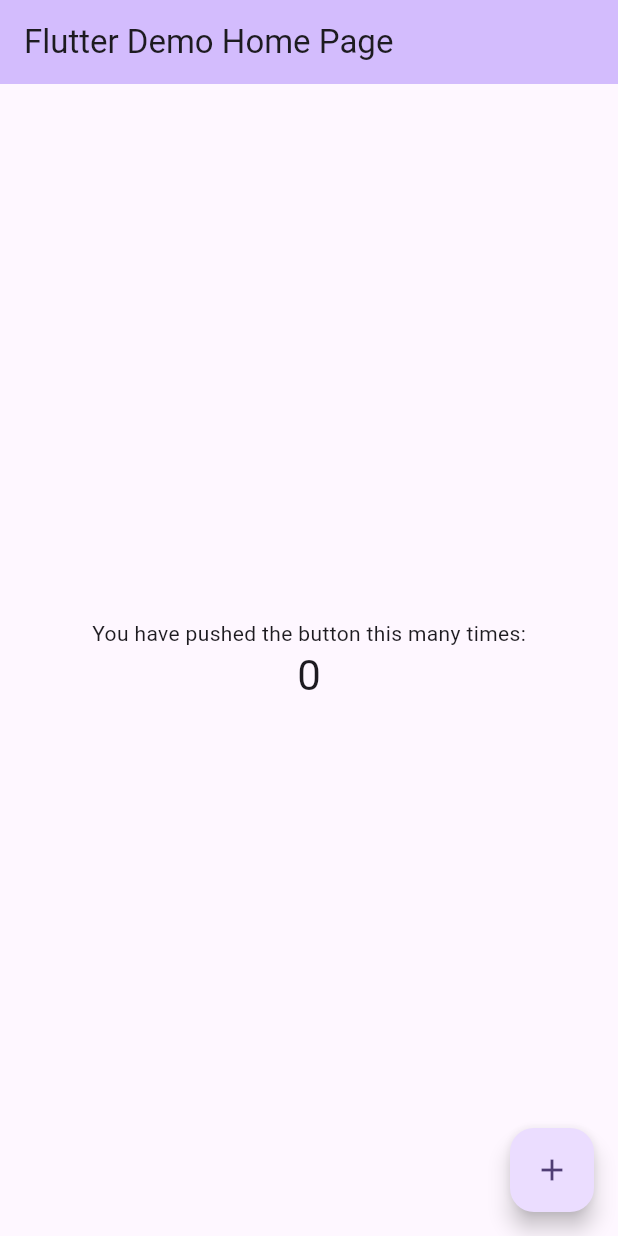
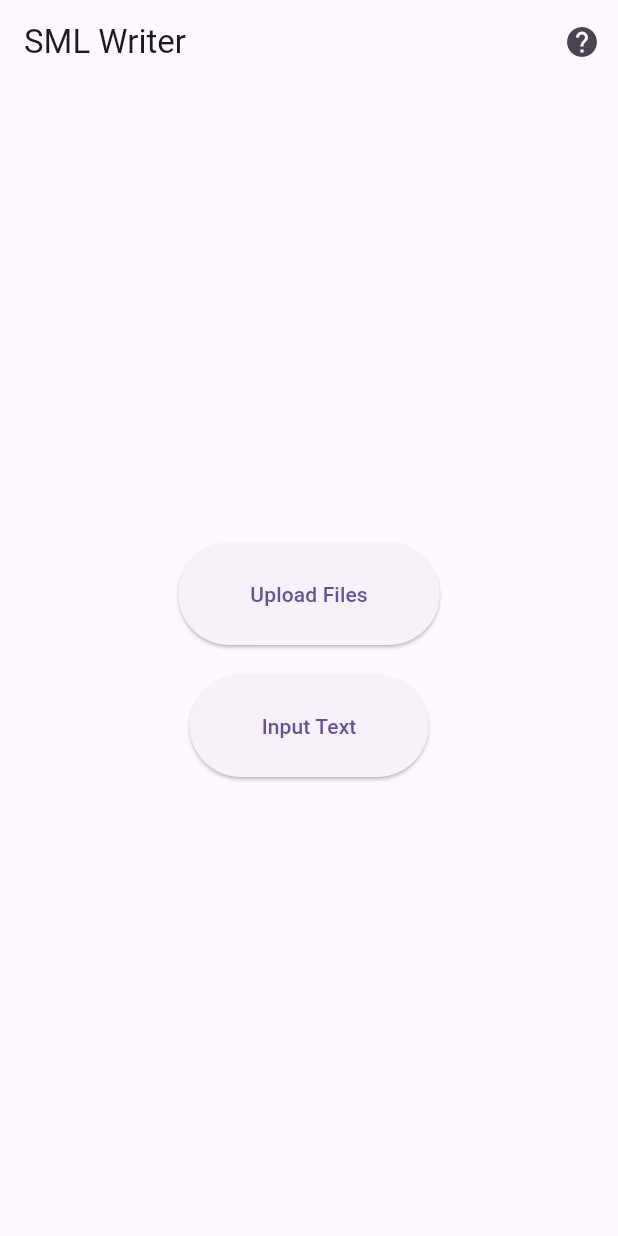
Before and after one commit to evelyn-mccarty/SML-Writer, a Flutter app: the screen it shows after launch, on a phone screen of 412 x 824 dp. Run offline on Flutter 3.47's test engine with Material 3 defaults, Android fonts, the phone set to English and light mode, and no system bars; our stand-ins replace file_picker.

Commit message:
Diya's sprint changes

```diff
--- a/writer/lib/main.dart
+++ b/writer/lib/main.dart
@@ -1,125 +1,223 @@
 import 'package:flutter/material.dart';
+import 'package:file_picker/file_picker.dart';
 
 void main() {
-  runApp(const MyApp());
+  runApp(MyApp());
 }
 
 class MyApp extends StatelessWidget {
-  const MyApp({super.key});
-
-  // This widget is the root of your application.
   @override
   Widget build(BuildContext context) {
     return MaterialApp(
-      title: 'Flutter Demo',
+      title: 'SML Writer',
       theme: ThemeData(
-        // This is the theme of your application.
-        //
-        // TRY THIS: Try running your application with "flutter run". You'll see
-        // the application has a purple toolbar. Then, without quitting the app,
-        // try changing the seedColor in the colorScheme below to Colors.green
-        // and then invoke "hot reload" (save your changes or press the "hot
-        // reload" button in a Flutter-supported IDE, or press "r" if you used
-        // the command line to start the app).
-        //
-        // Notice that the counter didn't reset back to zero; the application
-        // state is not lost during the reload. To reset the state, use hot
-        // restart instead.
-        //
-        // This works for code too, not just values: Most code changes can be
-        // tested with just a hot reload.
-        colorScheme: ColorScheme.fromSeed(seedColor: Colors.deepPurple),
-        useMaterial3: true,
+        primarySwatch: Colors.blue,
+        elevatedButtonTheme: ElevatedButtonThemeData(
+          style: ElevatedButton.styleFrom(
+            padding: EdgeInsets.symmetric(
+              vertical: 24,
+              horizontal: 48,
+            ),
+          ),
+        ),
+        textButtonTheme: TextButtonThemeData(
+          style: TextButton.styleFrom(
+            padding: EdgeInsets.symmetric(
+              vertical: 24,
+              horizontal: 48,
+            ),
+            primary: Colors.blue,
+            textStyle: TextStyle(fontSize: 20),
+          ),
+        ),
+        inputDecorationTheme: InputDecorationTheme(
+          border: OutlineInputBorder(),
+          contentPadding: EdgeInsets.all(16),
+        ),
       ),
-      home: const MyHomePage(title: 'Flutter Demo Home Page'),
+      home: WriterPage(),
     );
   }
 }
 
-class MyHomePage extends StatefulWidget {
-  const MyHomePage({super.key, required this.title});
+class WriterPage extends StatelessWidget {
+  @override
+  Widget build(BuildContext context) {
+    return Scaffold(
+      appBar: AppBar(
+        title: Text('SML Writer'),
+        actions: [
+          IconButton(
+            icon: Icon(Icons.help),
+            onPressed: () {
+              _showHelpDialog(context);
+            },
+          ),
+        ],
+      ),
+      body: Center(
+        child: Padding(
+          padding: const EdgeInsets.all(20.0),
+          child: Column(
+            mainAxisAlignment: MainAxisAlignment.center,
+            children: [
+              ElevatedButton(
+                onPressed: () async {
+                  // Pick files
+                  FilePickerResult? result =
+                      await FilePicker.platform.pickFiles();
 
-  // This widget is the home page of your application. It is stateful, meaning
-  // that it has a State object (defined below) that contains fields that affect
-  // how it looks.
+                  if (result != null) {
+                    // Process picked files
+                    print('Picked files:');
+                    result.files.forEach((file) {
+                      print(file.name);
+                      print(file.path);
+                      print(file.size);
+                      print(file.extension);
+                      print('');
+                    });
+                  } else {
+                    // User canceled the picker
+                    print('User canceled file picking');
+                  }
+                },
+                child: Text('Upload Files'),
+              ),
+              SizedBox(height: 20),
+              ElevatedButton(
+                onPressed: () {
+                  Navigator.push(
+                    context,
+                    MaterialPageRoute(builder: (context) => TextEntryPage()),
+                  );
+                },
+                child: Text('Input Text'),
+              ),
+            ],
+          ),
+        ),
+      ),
+    );
+  }
 
-  // This class is the configuration for the state. It holds the values (in this
-  // case the title) provided by the parent (in this case the App widget) and
-  // used by the build method of the State. Fields in a Widget subclass are
-  // always marked "final".
-
-  final String title;
-
-  @override
-  State<MyHomePage> createState() => _MyHomePageState();
+  void _showHelpDialog(BuildContext context) {
+    showDialog(
+      context: context,
+      builder: (BuildContext context) {
+        return AlertDialog(
+          title: Text('Help Menu'),
+          content: Text(
+            'To upload files, click on the "Upload Files" button and select the files you want to upload.\n\n'
+            'To input text manually, click on the "Input Text" button and enter the article title, content, and select tags in the provided fields.\n',
+          ),
+          actions: [
+            TextButton(
+              onPressed: () {
+                Navigator.of(context).pop();
+              },
+              child: Text('Close'),
+            ),
+          ],
+        );
+      },
+    );
+  }
 }
 
-class _MyHomePageState extends State<MyHomePage> {
-  int _counter = 0;
+class TextEntryPage extends StatefulWidget {
+  @override
+  _TextEntryPageState createState() => _TextEntryPageState();
+}
 
-  void _incrementCounter() {
-    setState(() {
-      // This call to setState tells the Flutter framework that something has
-      // changed in this State, which causes it to rerun the build method below
-      // so that the display can reflect the updated values. If we changed
-      // _counter without calling setState(), then the build method would not be
-      // called again, and so nothing would appear to happen.
-      _counter++;
-    });
-  }
+class _TextEntryPageState extends State<TextEntryPage> {
+  final TextEditingController _titleController = TextEditingController();
+  final TextEditingController _contentController = TextEditingController();
+  List<String> tags = [
+    "Education Tag",
+    "Immigration Tag",
+    "HealthCare Tag",
+    "Housing Tag",
+    "Archived"
+  ]; // Updated list of tags
+  List<String> selectedTags = [];
 
   @override
   Widget build(BuildContext context) {
-    // This method is rerun every time setState is called, for instance as done
-    // by the _incrementCounter method above.
-    //
-    // The Flutter framework has been optimized to make rerunning build methods
-    // fast, so that you can just rebuild anything that needs updating rather
-    // than having to individually change instances of widgets.
     return Scaffold(
       appBar: AppBar(
-        // TRY THIS: Try changing the color here to a specific color (to
-        // Colors.amber, perhaps?) and trigger a hot reload to see the AppBar
-        // change color while the other colors stay the same.
-        backgroundColor: Theme.of(context).colorScheme.inversePrimary,
-        // Here we take the value from the MyHomePage object that was created by
-        // the App.build method, and use it to set our appbar title.
-        title: Text(widget.title),
+        title: Text('Enter Text'),
       ),
-      body: Center(
-        // Center is a layout widget. It takes a single child and positions it
-        // in the middle of the parent.
+      body: Padding(
+        padding: const EdgeInsets.all(20.0),
         child: Column(
-          // Column is also a layout widget. It takes a list of children and
-          // arranges them vertically. By default, it sizes itself to fit its
-          // children horizontally, and tries to be as tall as its parent.
-          //
-          // Column has various properties to control how it sizes itself and
-          // how it positions its children. Here we use mainAxisAlignment to
-          // center the children vertically; the main axis here is the vertical
-          // axis because Columns are vertical (the cross axis would be
-          // horizontal).
-          //
-          // TRY THIS: Invoke "debug painting" (choose the "Toggle Debug Paint"
-          // action in the IDE, or press "p" in the console), to see the
-          // wireframe for each widget.
           mainAxisAlignment: MainAxisAlignment.center,
-          children: <Widget>[
-            const Text(
-              'You have pushed the button this many times:',
+          crossAxisAlignment: CrossAxisAlignment.stretch,
+          children: [
+            TextField(
+              controller: _titleController,
+              decoration: InputDecoration(
+                hintText: 'Article Title',
+              ),
             ),
+            SizedBox(height: 20),
+            TextField(
+              controller: _contentController,
+              maxLines: 5,
+              decoration: InputDecoration(
+                hintText: 'Article Content',
+              ),
+            ),
+            SizedBox(height: 20),
             Text(
-              '$_counter',
-              style: Theme.of(context).textTheme.headlineMedium,
+              'Select Tags:',
+              style: TextStyle(fontSize: 16, fontWeight: FontWeight.bold),
+            ),
+            SizedBox(height: 10),
+            Expanded(
+              child: ListView.builder(
+                itemCount: tags.length,
+                itemBuilder: (context, index) {
+                  final tag = tags[index];
+                  return CheckboxListTile(
+                    title: Text(tag),
+                    value: selectedTags.contains(tag),
+                    onChanged: (value) {
+                      setState(() {
+                        if (tag == "Archived") {
+                          // If the "Archived" tag is selected, remove all other tags
+                          selectedTags.clear();
+                        } else if (selectedTags.contains("Archived")) {
+                          // If the "Archived" tag is already selected, deselect it
+                          selectedTags.remove("Archived");
+                        }
+                        if (value!) {
+                          selectedTags.add(tag);
+                        } else {
+                          selectedTags.remove(tag);
+                        }
+                      });
+                    },
+                  );
+                },
+              ),
+            ),
+            SizedBox(height: 20),
+            ElevatedButton(
+              onPressed: () {
+                // Process the entered text and selected tags
+                final String title = _titleController.text;
+                final String content = _contentController.text;
+                print('Article Title: $title');
+                print('Article Content: $content');
+                print('Selected Tags: $selectedTags');
+                Navigator.pop(context);
+              },
+              child: Text('Submit'),
             ),
           ],
         ),
       ),
-      floatingActionButton: FloatingActionButton(
-        onPressed: _incrementCounter,
-        tooltip: 'Increment',
-        child: const Icon(Icons.add),
-      ), // This trailing comma makes auto-formatting nicer for build methods.
     );
   }
 }
```
Also changed, not shown: writer/pubspec.yaml (+7 -63 lines), writer/pubspec.lock, 13 other files.
